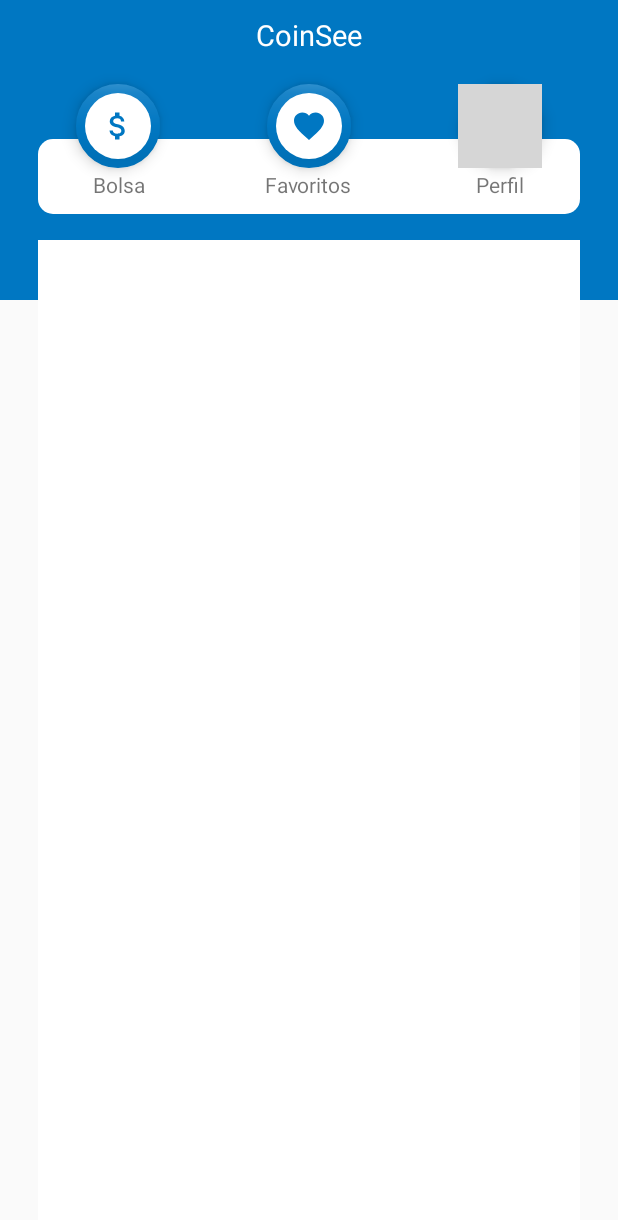
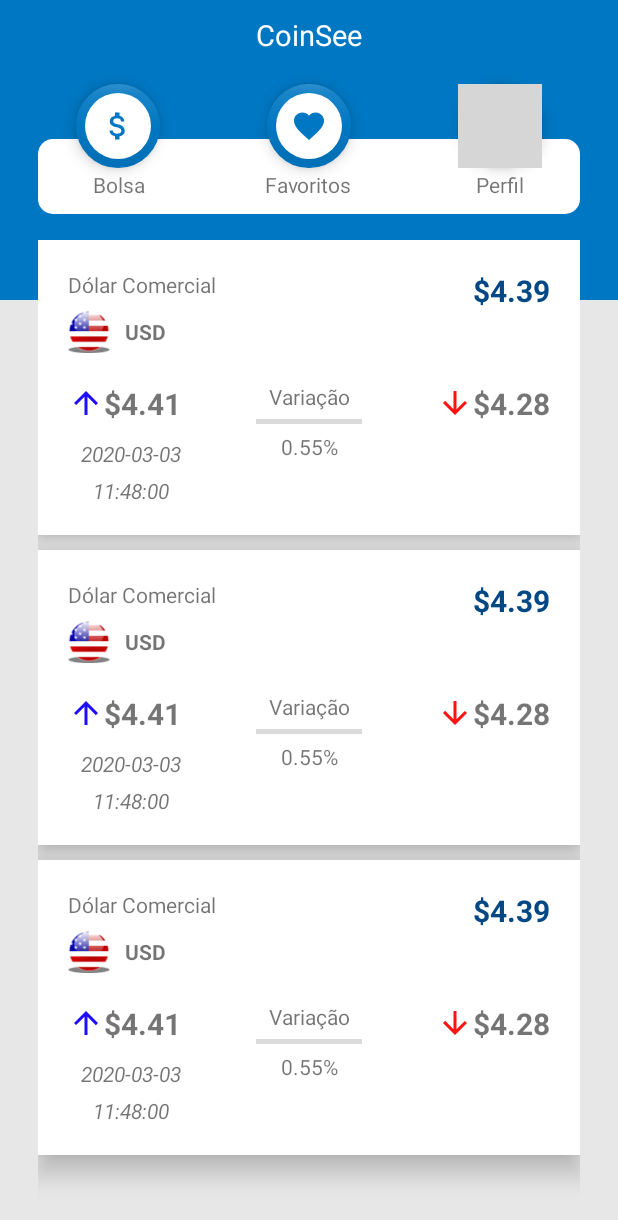
Before and after one commit to nuLL-cmd/coin_see_app_android_public, an Android app: the layout activity_main.xml on its own in the app's theme, with its tools: preview values and no code run, on a phone screen of 412 x 824 dp. Shown: the top 1220 px of the screen. Run offline under Robolectric (Android 15) with nearby library versions, the phone set to English and light mode, and no system bars; Roboto replaces fonts that are not available here; grey boxes are pictures that could not be loaded.

Commit message:
Implementação do layout de celula de listagem de moedas

```diff
--- /dev/null
+++ b/app/src/main/res/drawable/ic_arrowdown_24dp.xml
@@ -0,0 +1,5 @@
+<vector android:height="24dp" android:tint="#FF1210"
+    android:viewportHeight="24.0" android:viewportWidth="24.0"
+    android:width="24dp" xmlns:android="http://schemas.android.com/apk/res/android">
+    <path android:fillColor="#010101" android:pathData="M20,12l-1.41,-1.41L13,16.17V4h-2v12.17l-5.58,-5.59L4,12l8,8 8,-8z"/>
+</vector>
--- /dev/null
+++ b/app/src/main/res/drawable/ic_arrowup_4dp.xml
@@ -0,0 +1,5 @@
+<vector android:height="24dp" android:tint="#1E0DFF"
+    android:viewportHeight="24.0" android:viewportWidth="24.0"
+    android:width="24dp" xmlns:android="http://schemas.android.com/apk/res/android">
+    <path android:fillColor="#FF000000" android:pathData="M4,12l1.41,1.41L11,7.83V20h2V7.83l5.58,5.59L20,12l-8,-8 -8,8z"/>
+</vector>
--- a/app/src/main/res/layout/activity_main.xml
+++ b/app/src/main/res/layout/activity_main.xml
@@ -5,6 +5,7 @@
     xmlns:tools="http://schemas.android.com/tools"
     android:layout_width="match_parent"
     android:layout_height="match_parent"
+    android:background = "#E7E7E7"
     android:orientation="vertical"
     tools:context=".View.MainActivity">
 
@@ -127,7 +128,8 @@
 
         <androidx.recyclerview.widget.RecyclerView
             android:id="@+id/recyclerCoin_main"
-            android:background="#fff"
+
+            tools:listitem="@layout/layout_celula_main"
             android:layout_width="match_parent"
             android:layout_height="match_parent"/>
 
--- /dev/null
+++ b/app/src/main/res/layout/layout_celula_main.xml
@@ -0,0 +1,137 @@
+<?xml version="1.0" encoding="utf-8"?>
+<androidx.cardview.widget.CardView xmlns:android="http://schemas.android.com/apk/res/android"
+    xmlns:app="http://schemas.android.com/apk/res-auto"
+    app:cardCornerRadius="0dp"
+    app:cardElevation="10dp"
+    android:orientation="vertical"
+    android:layout_marginBottom="10dp"
+    android:layout_width="match_parent"
+    android:layout_height="wrap_content">
+
+    <RelativeLayout
+        android:layout_width="match_parent"
+        android:padding="20dp"
+        android:layout_height="wrap_content">
+
+        <TextView
+            android:id="@+id/txtCoin_layout"
+            android:layout_width="wrap_content"
+            android:layout_height="wrap_content"
+            android:text="Dólar Comercial"/>
+
+
+        <ImageView
+            android:id="@+id/imgCoin_layout"
+            android:layout_width="28dp"
+            android:src="@drawable/usa"
+            android:layout_below="@+id/txtCoin_layout"
+            android:layout_marginTop="8dp"
+            android:layout_height="28dp"/>
+
+        <TextView
+            android:id="@+id/txtCoinAB_layout"
+            android:layout_width="wrap_content"
+            android:layout_height="wrap_content"
+            android:text="USD"
+            android:layout_toEndOf="@id/imgCoin_layout"
+            android:layout_alignTop="@id/imgCoin_layout"
+            android:layout_alignBottom="@id/imgCoin_layout"
+            android:gravity="center"
+            android:textStyle="bold"
+            android:layout_marginStart="10dp"/>
+
+        <TextView
+            android:id="@+id/txtCoinValue_layout"
+            android:layout_width="wrap_content"
+            android:layout_height="wrap_content"
+            android:textSize="20sp"
+            android:textStyle="bold"
+            android:text="$4.39"
+            android:textColor="#034885"
+            android:layout_alignParentEnd="true"
+            android:layout_alignTop="@id/txtCoin_layout"/>
+
+
+        <TextView
+            android:id="@+id/txtHigh_layout"
+            android:layout_width="wrap_content"
+            android:layout_height="wrap_content"
+            android:textSize="20sp"
+            android:textStyle="bold"
+            android:text="$4.41"
+            android:layout_below="@id/imgCoin_layout"
+            android:layout_marginTop="20sp"
+            android:drawableStart="@drawable/ic_arrowup_4dp"/>
+
+        <TextView
+            android:layout_width="wrap_content"
+            android:layout_height="wrap_content"
+            android:text="Variação"
+            android:layout_marginBottom="5dp"
+            android:layout_above="@id/viewVar_layout"
+            android:layout_alignStart="@id/viewVar_layout"
+            android:layout_alignEnd="@id/viewVar_layout"
+            android:textAlignment="center"/>
+
+        <View
+            android:id="@+id/viewVar_layout"
+            android:layout_width="wrap_content"
+            android:layout_height="3dp"
+            android:layout_marginStart="50dp"
+            android:layout_marginEnd="50dp"
+            android:layout_alignBottom="@id/txtHigh_layout"
+            android:background="#DBDBDB"
+            android:layout_toStartOf="@id/txtLow_layout"
+            android:layout_toEndOf="@id/txtHigh_layout"
+            />
+
+        <TextView
+            android:id="@+id/txtLow_layout"
+            android:layout_width="wrap_content"
+            android:layout_height="wrap_content"
+            android:textSize="20sp"
+            android:textStyle="bold"
+            android:text="$4.28"
+            android:layout_alignBottom="@id/txtHigh_layout"
+            android:layout_alignParentEnd="true"
+            android:layout_alignTop="@id/txtHigh_layout"
+            android:drawableStart="@drawable/ic_arrowdown_24dp"/>
+
+        <TextView
+            android:id="@+id/txtDate_layout"
+            android:layout_width="wrap_content"
+            android:layout_height="wrap_content"
+            android:text="2020-03-03"
+            android:layout_below="@id/txtHigh_layout"
+            android:layout_marginTop="10dp"
+            android:layout_alignEnd="@id/txtHigh_layout"
+            android:textAlignment="center"
+            android:textStyle="italic"/>
+        <TextView
+            android:id="@+id/txtHour_layout"
+            android:layout_width="wrap_content"
+            android:layout_height="wrap_content"
+            android:text="11:48:00"
+            android:layout_alignStart="@id/txtDate_layout"
+            android:layout_below="@id/txtDate_layout"
+            android:layout_marginTop="5dp"
+            android:layout_alignEnd="@id/txtDate_layout"
+            android:textAlignment="center"
+            android:textStyle="italic"/>
+
+        <TextView
+            android:id="@+id/txtPercent_layout"
+            android:layout_width="wrap_content"
+            android:layout_height="wrap_content"
+            android:text="0.55%"
+            android:layout_alignStart="@id/viewVar_layout"
+            android:layout_below="@id/viewVar_layout"
+            android:layout_marginTop="5dp"
+            android:layout_alignEnd="@id/viewVar_layout"
+            android:textAlignment="center" />
+
+
+
+    </RelativeLayout>
+
+</androidx.cardview.widget.CardView>
```
Also changed, not shown: app/src/main/res/drawable/usa.png (added).
